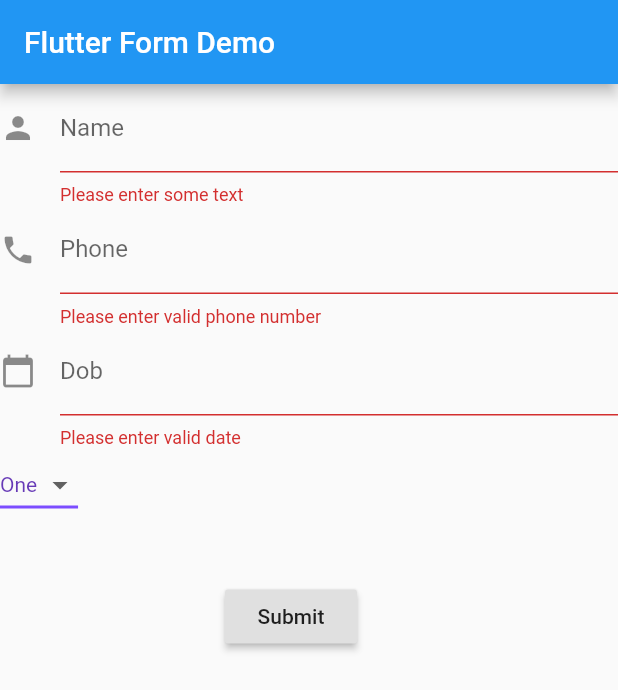
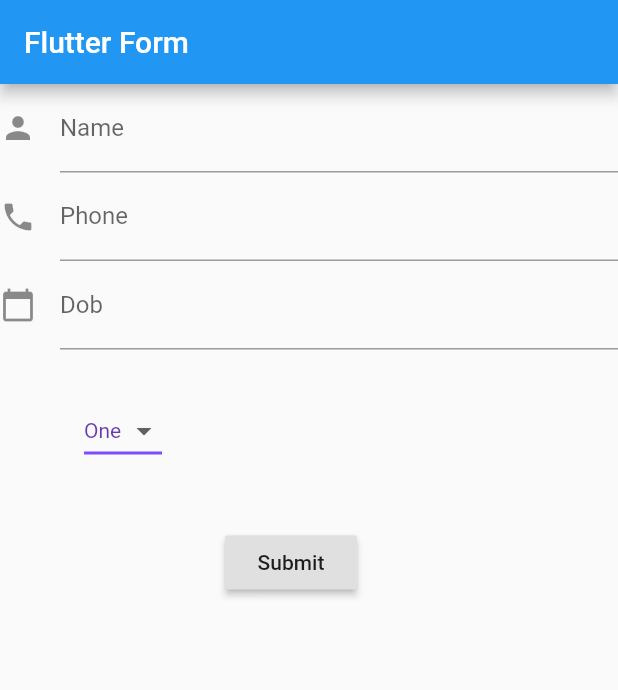
Before and after one commit to Flutter-Learning-Community/flutter_forms, a Flutter app: the screen it shows after launch, after a tap on "Submit", on a phone screen of 412 x 824 dp. Shown: the top 690 px of the screen. Run offline on Flutter 3.47's test engine with Material 2 defaults, Android fonts, the phone set to English and light mode, and no system bars; missing offline and left inert: animated_textformfields.

Commit message:
Animated textform field form and Normal form with Dropdown field

```diff
--- a/lib/animated_form.dart
+++ b/lib/animated_form.dart
@@ -1,5 +1,6 @@
 import 'package:flutter/material.dart';
 import 'package:animated_textformfields/animated_textformfields.dart';
+import 'package:flutter_form/form1.dart';
 
 class animated extends StatefulWidget {
   animated({Key? key, required this.title}) : super(key: key);
@@ -38,13 +39,6 @@ class _animatedState extends State<animated> with TickerProviderStateMixin {
           Padding(
             padding:
                 const EdgeInsets.symmetric(horizontal: 8.0, vertical: 24.0),
-            //   child: Text(
-            //     'Animated TextFields Form',
-            //     style: TextStyle(
-            //       fontSize: 24.0,
-            //     ),
-            //     maxLines: 3,
-            //  ),
           ),
           AnimatedTextFormField(
             width: MediaQuery.of(context).size.width * 0.875,
@@ -98,16 +92,14 @@ class _animatedState extends State<animated> with TickerProviderStateMixin {
             cornerRadius: BorderRadius.circular(14.0),
           ),
           new Container(
-              padding: const EdgeInsets.only(left: 55.0, top: 40.0),
+              padding: const EdgeInsets.only(left: 15.0, top: 40.0),
               child: new RaisedButton(
                 child: const Text('Submit'),
                 onPressed: () {
-                  // // It returns true if the form is valid, otherwise returns false
-                  // if (_formKey.currentState.validate()) {
-                  //   // If the form is valid, display a Snackbar.
-                  //   Scaffold.of(context)
-                  //       .showSnackBar(SnackBar(content: Text('Data is in processing.')));
-                  // }
+                  Navigator.push(
+                    context,
+                    MaterialPageRoute(builder: (context) => form()),
+                  );
                 },
               ))
         ],
--- a/lib/form1.dart
+++ b/lib/form1.dart
@@ -3,38 +3,35 @@ import 'package:flutter/material.dart';
 class form extends StatelessWidget {
   @override
   Widget build(BuildContext context) {
-    final appTitle = 'Flutter Form Demo';
+    final appTitle = 'Flutter Form ';
     return MaterialApp(
       title: appTitle,
       home: Scaffold(
         appBar: AppBar(
           title: Text(appTitle),
         ),
-        body: MyCustomForm(),
+        body: Formfields(),
       ),
     );
   }
 }
 
-// Create a Form widget.
-class MyCustomForm extends StatefulWidget {
+class Formfields extends StatefulWidget {
   @override
-  MyCustomFormState createState() {
-    return MyCustomFormState();
+  FormfieldsState createState() {
+    return FormfieldsState();
   }
 }
 
-// Create a corresponding State class, which holds data related to the form.
-class MyCustomFormState extends State<MyCustomForm> {
-  // Create a global key that uniquely identifies the Form widget
-  // and allows validation of the form.
+class FormfieldsState extends State<Formfields> {
   final _formKey = GlobalKey<FormState>();
 
   String dropdownValue = 'One';
 
+  get textStyle => null;
+
   @override
   Widget build(BuildContext context) {
-    // Build a Form widget using the _formKey created above.
     return Form(
       key: _formKey,
       child: Column(
@@ -79,15 +76,18 @@ class MyCustomFormState extends State<MyCustomForm> {
               return null;
             },
           ),
-          DropdownButton<String>(
+          Container(
+            padding: EdgeInsets.only(right: 56, left: 56, top: 30),
+            child: DropdownButton<String>(
               value: dropdownValue,
-            //icon: const Icon(Icons.arrow_downward),
               iconSize: 24,
               elevation: 16,
-
-            style: const TextStyle(color: Colors.deepPurple),
+              style: const TextStyle(
+                color: Colors.deepPurple,
+              ),
               underline: Container(
-              padding: EdgeInsets.only(right: 15, left: 35),
+                child: Text("Dropdown Fields"),
+                padding: EdgeInsets.only(left: 52.0, top: 70.0, right: 35),
                 height: 2,
                 color: Colors.deepPurpleAccent,
               ),
@@ -104,14 +104,13 @@ class MyCustomFormState extends State<MyCustomForm> {
                 );
               }).toList(),
             ),
+          ),
           new Container(
               padding: const EdgeInsets.only(left: 150.0, top: 40.0),
               child: new RaisedButton(
                 child: const Text('Submit'),
                 onPressed: () {
-                  // It returns true if the form is valid, otherwise returns false
                   if (_formKey.currentState!.validate()) {
-                    // If the form is valid, display a Snackbar.
                     Scaffold.of(context).showSnackBar(
                         SnackBar(content: Text('Data is in processing.')));
                   }
--- a/lib/main.dart
+++ b/lib/main.dart
@@ -12,7 +12,9 @@ class App extends StatelessWidget {
   Widget build(BuildContext context) {
     return MaterialApp(
       debugShowCheckedModeBanner: false,
-      home: form(),
+      home: animated(
+        title: '',
+      ),
     );
   }
 }
```
Lines whose indentation alone changed are shown as unchanged.
